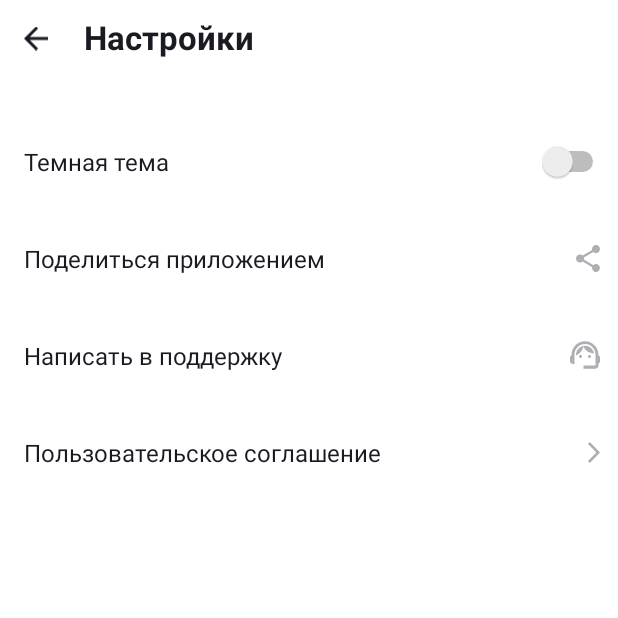
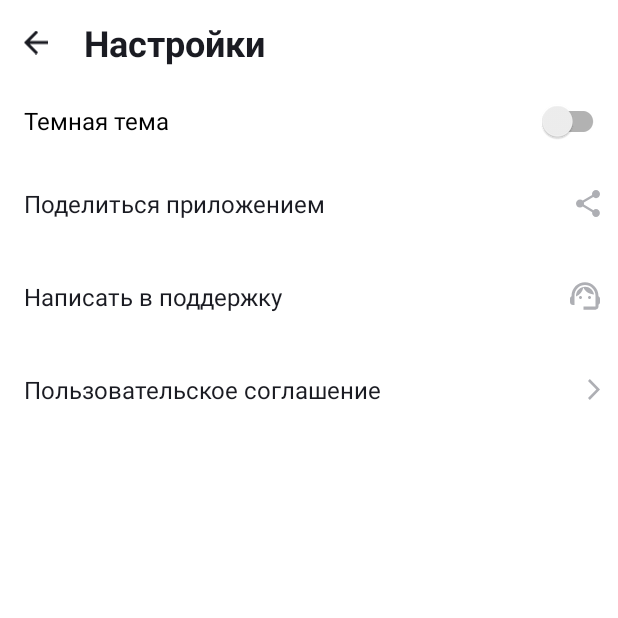
Before and after one commit to BegemotKotei/Playlist-Maker, an Android app: the SettingsActivity screen opened directly, with no data from a screen before it, on a phone screen of 412 x 824 dp, the top half of it. Run offline under Robolectric (Android 15) with nearby library versions, the phone set to English and light mode, and no system bars.

Commit message:
version 1.2 fix: исправил отступы  названий и внёс рекомендации

```diff
--- a/app/src/main/res/layout/activity_main.xml
+++ b/app/src/main/res/layout/activity_main.xml
@@ -8,12 +8,12 @@
     android:orientation="vertical">
 
     <TextView
-        android:layout_width="match_parent"
-        android:layout_height="@dimen/o_0dp"
+        android:layout_width="wrap_content"
+        android:layout_height="wrap_content"
         android:layout_marginStart="@dimen/o_16dp"
-        android:layout_marginTop="14dp"
-        android:layout_weight="1"
+        android:layout_marginTop="@dimen/o_48dp"
         android:text="@string/app_name"
+        android:textSize="22sp"
         android:textAppearance="@style/title" />
 
     <Button
@@ -27,7 +27,7 @@
         android:backgroundTint="@android:color/white"
         android:text="@string/search"
         android:textColor="@android:color/black"
-        app:cornerRadius="@dimen/o_10dp"
+        app:cornerRadius="@dimen/o_12dp"
         app:icon="@drawable/search"
         app:iconGravity="textStart"
         app:iconPadding="@dimen/o_8dp"
@@ -46,7 +46,7 @@
         android:backgroundTint="@android:color/white"
         android:text="@string/media_library"
         android:textColor="@android:color/black"
-        app:cornerRadius="@dimen/o_10dp"
+        app:cornerRadius="@dimen/o_12dp"
         app:icon="@drawable/media_library"
         app:iconGravity="textStart"
         app:iconPadding="@dimen/o_8dp"
@@ -65,7 +65,7 @@
         android:backgroundTint="@android:color/white"
         android:text="@string/settings"
         android:textColor="@android:color/black"
-        app:cornerRadius="@dimen/o_10dp"
+        app:cornerRadius="@dimen/o_12dp"
         app:icon="@drawable/settings"
         app:iconGravity="textStart"
         app:iconPadding="@dimen/o_8dp"
--- a/app/src/main/res/layout/activity_media_library.xml
+++ b/app/src/main/res/layout/activity_media_library.xml
@@ -11,6 +11,7 @@
         android:layout_width="match_parent"
         android:layout_height="wrap_content"
         android:layout_marginStart="4dp"
+        android:layout_marginTop="@dimen/o_48dp"
         android:background="@color/white">
 
         <ImageView
@@ -28,12 +29,12 @@
             android:layout_width="wrap_content"
             android:layout_height="match_parent"
             android:layout_marginStart="@dimen/o_12dp"
-            android:layout_marginTop="@dimen/o_10dp"
+            android:layout_marginTop="@dimen/o_12dp"
             android:layout_marginBottom="@dimen/o_12dp"
             android:gravity="center"
             android:text="@string/media_library"
             android:textColor="@color/black"
-            android:textSize="@dimen/o_22sp"
+            android:textSize="@dimen/o_24sp"
             android:textStyle="bold" />
 
     </LinearLayout>
--- a/app/src/main/res/layout/activity_serarch.xml
+++ b/app/src/main/res/layout/activity_serarch.xml
@@ -11,6 +11,7 @@
         android:layout_width="match_parent"
         android:layout_height="wrap_content"
         android:layout_marginStart="4dp"
+        android:layout_marginTop="@dimen/o_48dp"
         android:background="@color/white">
 
         <ImageView
@@ -28,12 +29,12 @@
             android:layout_width="wrap_content"
             android:layout_height="match_parent"
             android:layout_marginStart="@dimen/o_12dp"
-            android:layout_marginTop="@dimen/o_10dp"
+            android:layout_marginTop="@dimen/o_12dp"
             android:layout_marginBottom="@dimen/o_12dp"
             android:gravity="center"
             android:text="@string/search"
             android:textColor="@color/black"
-            android:textSize="@dimen/o_22sp"
+            android:textSize="@dimen/o_24sp"
             android:textStyle="bold" />
 
     </LinearLayout>
--- a/app/src/main/res/layout/activity_settings.xml
+++ b/app/src/main/res/layout/activity_settings.xml
@@ -28,132 +28,190 @@
             android:layout_width="wrap_content"
             android:layout_height="match_parent"
             android:layout_marginStart="@dimen/o_12dp"
-            android:layout_marginTop="@dimen/o_10dp"
+            android:layout_marginTop="@dimen/o_12dp"
             android:layout_marginBottom="@dimen/o_12dp"
             android:gravity="center"
             android:text="@string/settings"
             android:textColor="@color/black"
-            android:textSize="@dimen/o_22sp"
+            android:textSize="@dimen/o_24sp"
             android:textStyle="bold" />
 
     </LinearLayout>
 
-    <LinearLayout
+<!--    <LinearLayout-->
+<!--        android:layout_width="match_parent"-->
+<!--        android:layout_height="wrap_content"-->
+<!--        android:layout_marginTop="24dp"-->
+<!--        android:backgroundTint="@color/white">-->
+
+<!--        <TextView-->
+<!--            android:layout_width="@dimen/o_0dp"-->
+<!--            android:layout_height="wrap_content"-->
+<!--            android:layout_marginStart="@dimen/o_16dp"-->
+<!--            android:layout_marginTop="@dimen/o_20dp"-->
+<!--            android:layout_marginBottom="@dimen/o_20dp"-->
+<!--            android:layout_weight="1"-->
+<!--            android:gravity="center_vertical"-->
+<!--            android:text="@string/dark_mode"-->
+<!--            android:textColor="@color/black"-->
+<!--            android:textSize="@dimen/o_16sp" />-->
+
+<!--        <Switch-->
+<!--            android:layout_width="wrap_content"-->
+<!--            android:layout_height="wrap_content"-->
+<!--            android:layout_gravity="center_vertical"-->
+<!--            android:layout_marginEnd="6dp"-->
+<!--            tools:ignore="UseSwitchCompatOrMaterialXml" />-->
+
+<!--    </LinearLayout>-->
+
+    <androidx.appcompat.widget.SwitchCompat
         android:layout_width="match_parent"
         android:layout_height="wrap_content"
-        android:layout_marginTop="24dp"
-        android:backgroundTint="@color/white">
+        android:text="@string/dark_mode"
+        android:layout_marginStart="@dimen/o_16dp"
+        android:layout_marginEnd="6dp"
+        android:textSize="@dimen/o_16sp"
+
+        >
+
+    </androidx.appcompat.widget.SwitchCompat>
+
+<!--    <LinearLayout-->
+<!--        android:layout_width="match_parent"-->
+<!--        android:layout_height="wrap_content"-->
+<!--        android:backgroundTint="@android:color/white"-->
+<!--        tools:ignore="UseCompoundDrawables">-->
+
+
+<!--        <TextView-->
+<!--            android:layout_width="@dimen/o_0dp"-->
+<!--            android:layout_height="wrap_content"-->
+<!--            android:layout_marginStart="@dimen/o_16dp"-->
+<!--            android:layout_marginTop="@dimen/o_20dp"-->
+<!--            android:layout_marginBottom="@dimen/o_20dp"-->
+<!--            android:layout_weight="1"-->
+<!--            android:gravity="center_vertical"-->
+<!--            android:text="@string/share_app"-->
+<!--            android:textColor="@color/black"-->
+<!--            android:textSize="@dimen/o_16sp"-->
+<!--            tools:ignore="InefficientWeight,NestedWeights" />-->
+
+<!--        <ImageView-->
+<!--            android:layout_width="wrap_content"-->
+<!--            android:layout_height="wrap_content"-->
+<!--            android:layout_gravity="center_vertical"-->
+<!--            android:layout_marginEnd="@dimen/o_12dp"-->
+<!--            android:src="@drawable/share"-->
+<!--            tools:ignore="ContentDescription" />-->
+
+<!--    </LinearLayout>-->
 
     <TextView
-            android:layout_width="@dimen/o_0dp"
+        android:layout_width="match_parent"
         android:layout_height="wrap_content"
         android:layout_marginStart="@dimen/o_16dp"
-            android:layout_marginTop="@dimen/o_21dp"
-            android:layout_marginBottom="@dimen/o_21dp"
-            android:layout_weight="1"
-            android:gravity="center_vertical"
-            android:text="@string/dark_mode"
-            android:textColor="@color/black"
-            android:textSize="@dimen/o_16sp" />
-
-        <Switch
-            android:layout_width="wrap_content"
-            android:layout_height="wrap_content"
-            android:layout_gravity="center_vertical"
-            android:layout_marginEnd="6dp"
-            tools:ignore="UseSwitchCompatOrMaterialXml" />
-
-    </LinearLayout>
-
-    <LinearLayout
-        android:layout_width="match_parent"
-        android:layout_height="wrap_content"
-        android:backgroundTint="@android:color/white"
-        tools:ignore="UseCompoundDrawables">
-
-
-        <TextView
-            android:layout_width="@dimen/o_0dp"
-            android:layout_height="wrap_content"
-            android:layout_marginStart="@dimen/o_16dp"
-            android:layout_marginTop="@dimen/o_21dp"
-            android:layout_marginBottom="@dimen/o_21dp"
-            android:layout_weight="1"
+        android:layout_marginTop="@dimen/o_20dp"
+        android:layout_marginBottom="@dimen/o_20dp"
+        android:layout_marginEnd="@dimen/o_12dp"
         android:gravity="center_vertical"
         android:text="@string/share_app"
         android:textColor="@color/black"
         android:textSize="@dimen/o_16sp"
-            tools:ignore="InefficientWeight,NestedWeights" />
+        app:drawableEndCompat="@drawable/share"
+        >
+    </TextView>
 
-        <ImageView
-            android:layout_width="wrap_content"
-            android:layout_height="wrap_content"
-            android:layout_gravity="center_vertical"
-            android:layout_marginEnd="@dimen/o_12dp"
-            android:src="@drawable/share"
-            tools:ignore="ContentDescription" />
 
-    </LinearLayout>
+<!--    <LinearLayout-->
+<!--        android:layout_width="match_parent"-->
+<!--        android:layout_height="wrap_content"-->
+<!--        android:backgroundTint="@android:color/white"-->
+<!--        tools:ignore="UseCompoundDrawables">-->
 
-    <LinearLayout
+
+<!--        <TextView-->
+<!--            android:layout_width="@dimen/o_0dp"-->
+<!--            android:layout_height="wrap_content"-->
+<!--            android:layout_marginStart="@dimen/o_16dp"-->
+<!--            android:layout_marginTop="@dimen/o_20dp"-->
+<!--            android:layout_marginBottom="@dimen/o_20dp"-->
+<!--            android:layout_weight="1"-->
+<!--            android:gravity="center_vertical"-->
+<!--            android:text="@string/write_support"-->
+<!--            android:textColor="@color/black"-->
+<!--            android:textSize="@dimen/o_16sp"-->
+<!--            tools:ignore="InefficientWeight,NestedWeights" />-->
+
+<!--        <ImageView-->
+<!--            android:layout_width="wrap_content"-->
+<!--            android:layout_height="wrap_content"-->
+<!--            android:layout_gravity="center_vertical"-->
+<!--            android:layout_marginEnd="@dimen/o_12dp"-->
+<!--            android:src="@drawable/support"-->
+<!--            tools:ignore="ContentDescription" />-->
+
+
+<!--    </LinearLayout>-->
+
+    <TextView
         android:layout_width="match_parent"
         android:layout_height="wrap_content"
-        android:backgroundTint="@android:color/white"
-        tools:ignore="UseCompoundDrawables">
-
-
-        <TextView
-            android:layout_width="@dimen/o_0dp"
-            android:layout_height="wrap_content"
         android:layout_marginStart="@dimen/o_16dp"
-            android:layout_marginTop="@dimen/o_21dp"
-            android:layout_marginBottom="@dimen/o_21dp"
-            android:layout_weight="1"
+        android:layout_marginTop="@dimen/o_20dp"
+        android:layout_marginBottom="@dimen/o_20dp"
+        android:layout_marginEnd="@dimen/o_12dp"
         android:gravity="center_vertical"
         android:text="@string/write_support"
         android:textColor="@color/black"
         android:textSize="@dimen/o_16sp"
-            tools:ignore="InefficientWeight,NestedWeights" />
+        app:drawableEndCompat="@drawable/support"
+        >
+    </TextView>
 
-        <ImageView
-            android:layout_width="wrap_content"
-            android:layout_height="wrap_content"
-            android:layout_gravity="center_vertical"
-            android:layout_marginEnd="@dimen/o_12dp"
-            android:src="@drawable/support"
-            tools:ignore="ContentDescription" />
+<!--    <LinearLayout-->
+<!--        android:layout_width="match_parent"-->
+<!--        android:layout_height="wrap_content"-->
+<!--        android:backgroundTint="@android:color/white"-->
+<!--        tools:ignore="UseCompoundDrawables">-->
 
 
-    </LinearLayout>
+<!--        <TextView-->
+<!--            android:layout_width="@dimen/o_0dp"-->
+<!--            android:layout_height="wrap_content"-->
+<!--            android:layout_marginStart="@dimen/o_16dp"-->
+<!--            android:layout_marginTop="@dimen/o_20dp"-->
+<!--            android:layout_marginBottom="@dimen/o_20dp"-->
+<!--            android:layout_weight="1"-->
+<!--            android:gravity="center_vertical"-->
+<!--            android:text="@string/user_agreement"-->
+<!--            android:textColor="@color/black"-->
+<!--            android:textSize="@dimen/o_16sp"-->
+<!--            tools:ignore="NestedWeights" />-->
 
-    <LinearLayout
+<!--        <ImageView-->
+<!--            android:layout_width="wrap_content"-->
+<!--            android:layout_height="wrap_content"-->
+<!--            android:layout_gravity="center_vertical"-->
+<!--            android:layout_marginEnd="@dimen/o_12dp"-->
+<!--            android:src="@drawable/arrow_forward"-->
+<!--            tools:ignore="ContentDescription" />-->
+
+<!--    </LinearLayout>-->
+
+    <TextView
         android:layout_width="match_parent"
         android:layout_height="wrap_content"
-        android:backgroundTint="@android:color/white"
-        tools:ignore="UseCompoundDrawables">
-
-
-        <TextView
-            android:layout_width="@dimen/o_0dp"
-            android:layout_height="wrap_content"
         android:layout_marginStart="@dimen/o_16dp"
-            android:layout_marginTop="@dimen/o_21dp"
-            android:layout_marginBottom="@dimen/o_21dp"
-            android:layout_weight="1"
+        android:layout_marginTop="@dimen/o_20dp"
+        android:layout_marginBottom="@dimen/o_20dp"
+        android:layout_marginEnd="@dimen/o_12dp"
         android:gravity="center_vertical"
         android:text="@string/user_agreement"
         android:textColor="@color/black"
         android:textSize="@dimen/o_16sp"
-            tools:ignore="NestedWeights" />
-
-        <ImageView
-            android:layout_width="wrap_content"
-            android:layout_height="wrap_content"
-            android:layout_gravity="center_vertical"
-            android:layout_marginEnd="@dimen/o_12dp"
-            android:src="@drawable/arrow_forward"
-            tools:ignore="ContentDescription" />
+        app:drawableEndCompat="@drawable/arrow_forward"
+        >
+    </TextView>
 
 </LinearLayout>
-
-</LinearLayout>
--- a/app/src/main/res/values/dimens.xml
+++ b/app/src/main/res/values/dimens.xml
@@ -3,11 +3,11 @@
     <dimen name="r_18sp">18sp</dimen>
     <dimen name="o_16sp">16sp</dimen>
     <dimen name="o_18sp">18sp</dimen>
-    <dimen name="o_22sp">22sp</dimen>
+    <dimen name="o_24sp">24sp</dimen>
     <dimen name="o_0dp">0dp</dimen>
     <dimen name="o_8dp">8dp</dimen>
-    <dimen name="o_10dp">10dp</dimen>
     <dimen name="o_12dp">12dp</dimen>
     <dimen name="o_16dp">16dp</dimen>
-    <dimen name="o_21dp">21dp</dimen>
+    <dimen name="o_20dp">20dp</dimen>
+    <dimen name="o_48dp">48dp</dimen>
 </resources>
```
Lines whose indentation alone changed are shown as unchanged.
